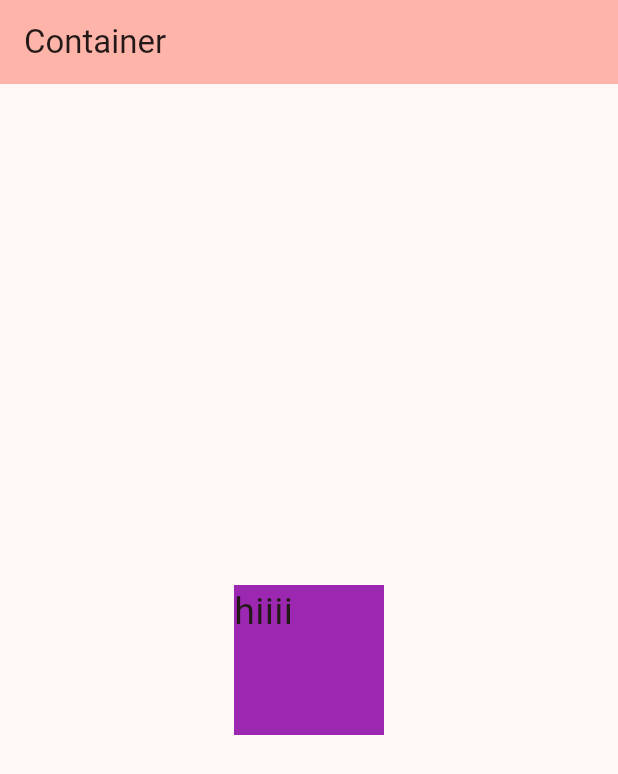
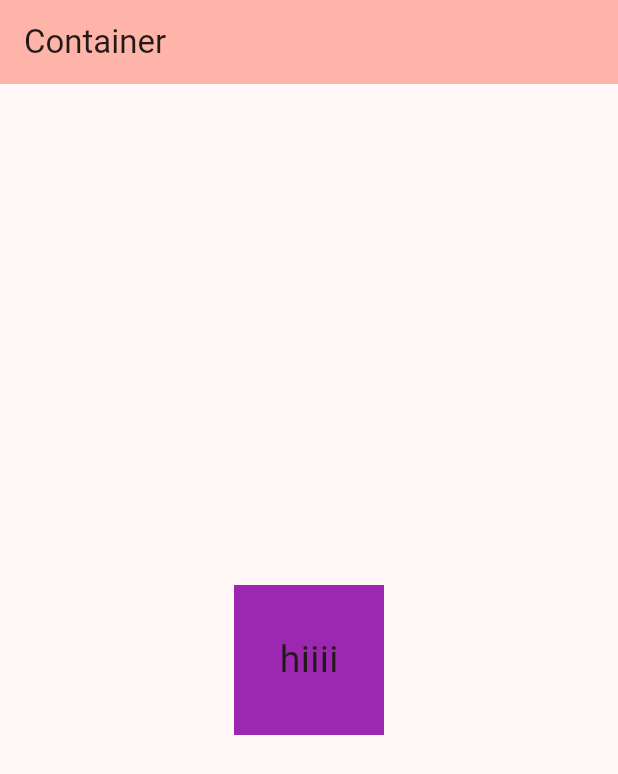
Before and after one commit to ajitlenka30/firstapp, a Flutter app: the screen it shows after launch, on a phone screen of 412 x 824 dp. Shown: the top 774 px of the screen. Run offline on Flutter 3.47's test engine with Material 2 defaults, Android fonts, the phone set to English and light mode, and no system bars.

Commit message:
center the text

```diff
--- a/lib/main.dart
+++ b/lib/main.dart
@@ -44,7 +44,7 @@ class _MyHomePageState extends State<MyHomePage> {
             width: 100,
             height: 100,
             color: Colors.purple,
-            child: const Text('hiiii', style: TextStyle(fontSize: 25),),
+            child: Center(child: const Text('hiiii', style: TextStyle(fontSize: 25),)),
         ),
       ),
     ); // This trailing comma makes auto-formatting nicer for build methods.
```
